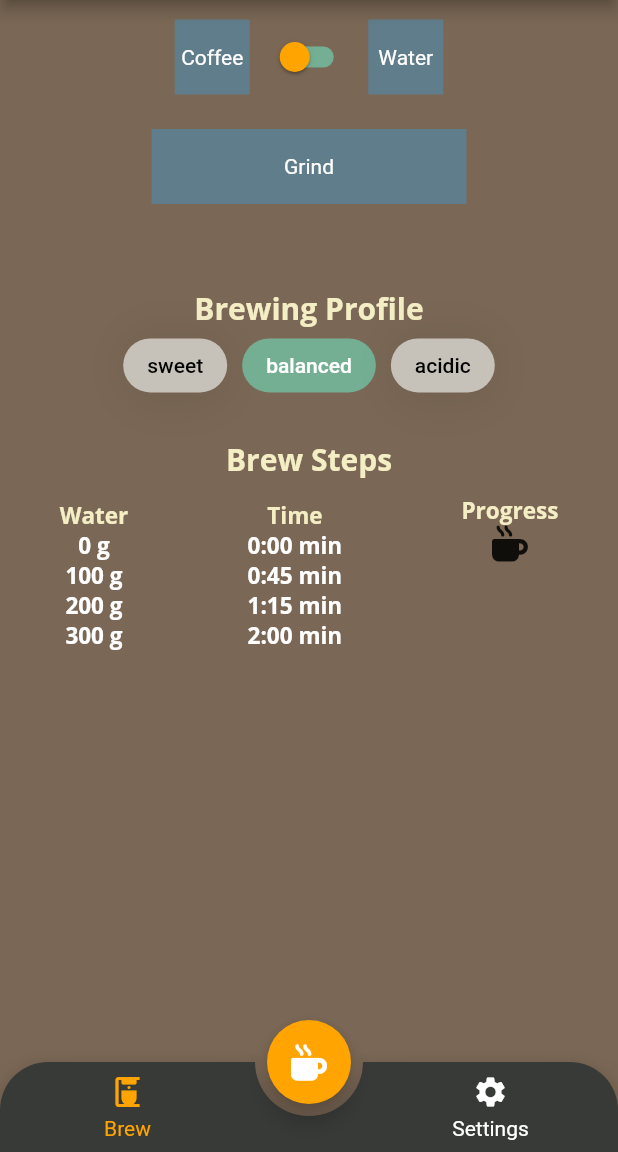
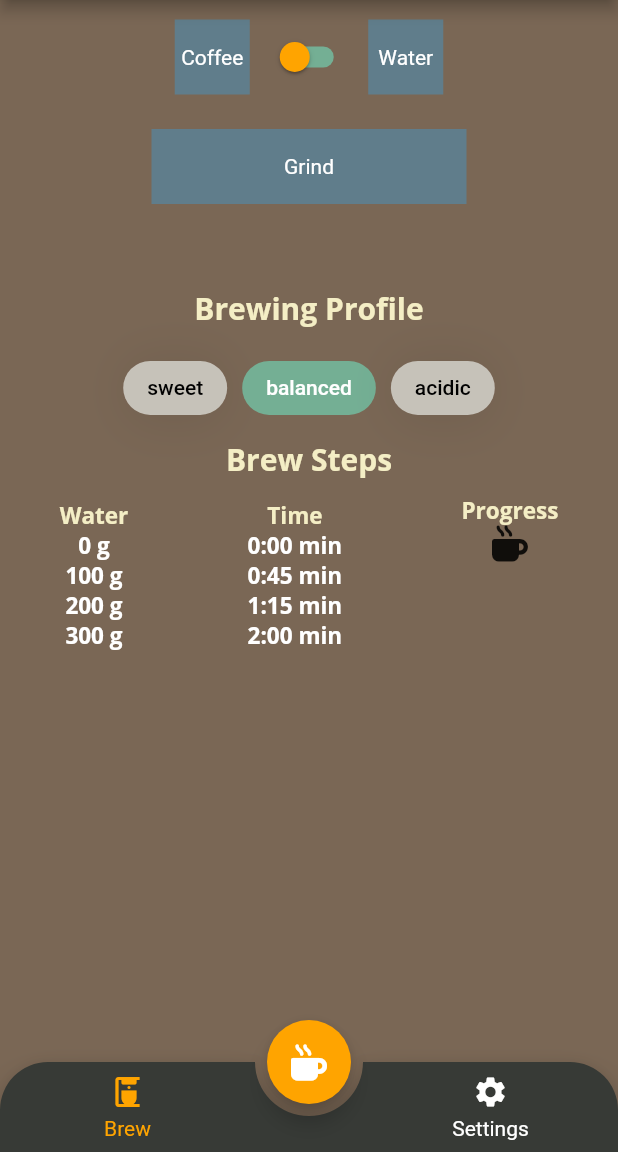
Before and after one commit to speedy901990/46method, a Flutter app: the screen it shows after launch, on a phone screen of 412 x 824 dp, the part 84-1236 px from its top. Run offline on Flutter 3.47's test engine with Material 2 defaults, Android fonts, the phone set to English and light mode, and no system bars; drawn by our look-alikes of animated_bottom_navigation_bar, auto_size_text, group_button; our stand-ins replace font_awesome_flutter; missing offline and left inert: circular_reveal_animation.

```diff
--- a/app/lib/widgets/brew_page.dart
+++ b/app/lib/widgets/brew_page.dart
@@ -99,9 +99,12 @@ class _BrewPageState extends State<BrewPage> {
               child: Column(
                 mainAxisAlignment: MainAxisAlignment.center,
                 children: [
-                  Text(
-                    'Brewing Profile',
-                    style: Theme.of(context).textTheme.headline1,
+                  Padding(
+                    padding: const EdgeInsets.all(15.0),
+                    child: Text(
+                      'Brewing Profile',
+                      style: Theme.of(context).textTheme.headline1,
+                    ),
                   ),
                   Row(
                     mainAxisAlignment: MainAxisAlignment.center,
```
Also changed, not shown: 1 other file.
